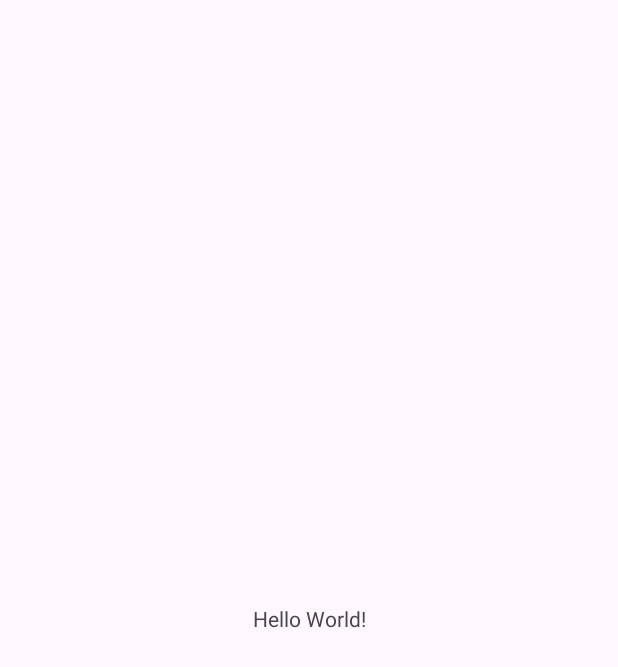
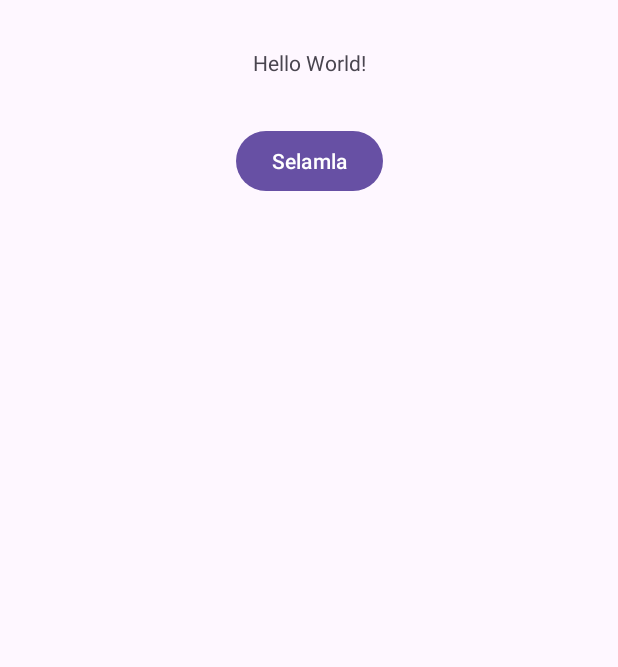
Before and after one commit to serhattastan/JavaExample, an Android app: the screen it shows after launch (MainActivity), on a phone screen of 412 x 824 dp. Before the commit the part shown is almost empty. Shown: the top 667 px of the screen. Run offline under Robolectric (Android 15) with nearby library versions, the phone set to English and light mode, and no system bars.

```diff
--- a/app/src/main/java/com/cloffystudio/javaexample/MainActivity.java
+++ b/app/src/main/java/com/cloffystudio/javaexample/MainActivity.java
@@ -1,6 +1,10 @@
 package com.cloffystudio.javaexample;
 
 import android.os.Bundle;
+import android.view.View;
+import android.widget.Button;
+import android.widget.TextView;
+import android.widget.Toast;
 
 import androidx.activity.EdgeToEdge;
 import androidx.appcompat.app.AppCompatActivity;
@@ -11,6 +15,9 @@ import androidx.core.view.WindowInsetsCompat;
 import com.cloffystudio.javaexample.ClassLesson.Kitap;
 import com.cloffystudio.javaexample.ClassLesson.Kutuphane;
 import com.cloffystudio.javaexample.ClassLesson.Uye;
+import com.cloffystudio.javaexample.Method.HesapMakinesi;
+import com.cloffystudio.javaexample.Method.Matematik;
+import com.cloffystudio.javaexample.Method.Ornek;
 import com.cloffystudio.javaexample.MuslukExample.Catlak;
 import com.cloffystudio.javaexample.MuslukExample.Havuz;
 import com.cloffystudio.javaexample.MuslukExample.Musluk;
@@ -27,6 +34,37 @@ public class MainActivity extends AppCompatActivity {
             v.setPadding(systemBars.left, systemBars.top, systemBars.right, systemBars.bottom);
             return insets;
         });
+
+//        erişimBelirleyici dönüşTipi methodAdi(parametreler) {
+//            // Kodlar
+//            return değer; // Eğer dönüş tipi void değilse
+//        }
+
+        Ornek ornek = new Ornek();
+        ornek.selamVer();  // Çıktı: Merhaba! Java öğreniyoruz.
+
+        HesapMakinesi hesapMakinesi = new HesapMakinesi();
+        hesapMakinesi.toplamaYap(5, 10);  // Çıktı: Toplam: 15
+
+        int sonuc = HesapMakinesi.kareAl(4);
+        System.out.println("Sonuç: " + sonuc);  // Çıktı: Sonuç: 16
+
+        int sonuc2 = hesapMakinesi.carpmaYap(6, 7);
+        System.out.println("Sonuç: " + sonuc2);  // Çıktı: Sonuç: 42
+
+        Matematik matematik = new Matematik();
+        System.out.println("Tam sayı toplama: " + matematik.topla(5, 10));  // Çıktı: 15
+        System.out.println("Ondalık toplama: " + matematik.topla(5.5, 10.2));  // Çıktı: 15.7
+
+        TextView textView = findViewById(R.id.textView);
+        Button buttonSelam = findViewById(R.id.buttonSelam);
+        buttonSelam.setOnClickListener(new View.OnClickListener() {
+            @Override
+            public void onClick(View v) {
+                textView.setText("Merhaba!");
+            }
+        });
+
 
         Havuz havuz = new Havuz(1000);
 
@@ -45,6 +83,7 @@ public class MainActivity extends AppCompatActivity {
         // Havuzun dolum süresini hesaplama
         float dolumSuresi = havuz.dolumSuresiHesapla();
         System.out.printf("Havuzun dolum süresi: %.2f saniye\n", dolumSuresi);
+
 
 
         // Kütüphane oluşturma
@@ -76,5 +115,6 @@ public class MainActivity extends AppCompatActivity {
 
         // Güncel durumu listeleme
         kutuphane.tumKitaplariListele();
+
     }
 }
--- /dev/null
+++ b/app/src/main/java/com/cloffystudio/javaexample/Method/HesapMakinesi.java
@@ -0,0 +1,25 @@
+package com.cloffystudio.javaexample.Method;
+
+public class HesapMakinesi {
+
+    public void toplamaYap(int sayi1, int sayi2) {
+        int sonuc = sayi1 + sayi2;
+        System.out.println("Toplam: " + sonuc);
+    }
+
+    public int carpmaYap(int sayi1, int sayi2) {
+        return sayi1 * sayi2;
+    }
+
+    public static int kareAl(int sayi) {
+        return sayi * sayi;
+    }
+
+    public int faktoriyelHesapla(int sayi) {
+        if (sayi <= 1) {
+            return 1;
+        } else {
+            return sayi * faktoriyelHesapla(sayi - 1);
+        }
+    }
+}
--- /dev/null
+++ b/app/src/main/java/com/cloffystudio/javaexample/Method/Matematik.java
@@ -0,0 +1,15 @@
+package com.cloffystudio.javaexample.Method;
+
+public class Matematik {
+    public int topla(int sayi1, int sayi2) {
+        return sayi1 + sayi2;
+    }
+
+    public double topla(double sayi1, double sayi2) {
+        return sayi1 + sayi2;
+    }
+
+    public static int kareAl(int sayi) {
+        return sayi * sayi;
+    }
+}
--- /dev/null
+++ b/app/src/main/java/com/cloffystudio/javaexample/Method/Ornek.java
@@ -0,0 +1,7 @@
+package com.cloffystudio.javaexample.Method;
+
+public class Ornek {
+    public void selamVer() {
+        System.out.println("Merhaba! Java öğreniyoruz.");
+    }
+}
--- a/app/src/main/res/layout/activity_main.xml
+++ b/app/src/main/res/layout/activity_main.xml
@@ -8,12 +8,23 @@
     tools:context=".MainActivity">
 
     <TextView
+        android:id="@+id/textView"
         android:layout_width="wrap_content"
         android:layout_height="wrap_content"
+        android:layout_marginTop="32dp"
         android:text="Hello World!"
-        app:layout_constraintBottom_toBottomOf="parent"
         app:layout_constraintEnd_toEndOf="parent"
         app:layout_constraintStart_toStartOf="parent"
         app:layout_constraintTop_toTopOf="parent" />
 
+    <Button
+        android:id="@+id/buttonSelam"
+        android:layout_width="wrap_content"
+        android:layout_height="wrap_content"
+        android:layout_marginTop="32dp"
+        android:text="Selamla"
+        app:layout_constraintEnd_toEndOf="parent"
+        app:layout_constraintStart_toStartOf="parent"
+        app:layout_constraintTop_toBottomOf="@+id/textView" />
+
 </androidx.constraintlayout.widget.ConstraintLayout>
```
